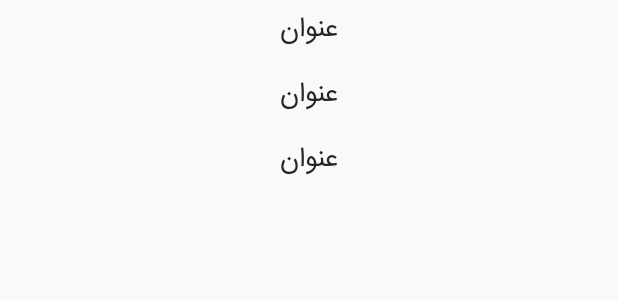
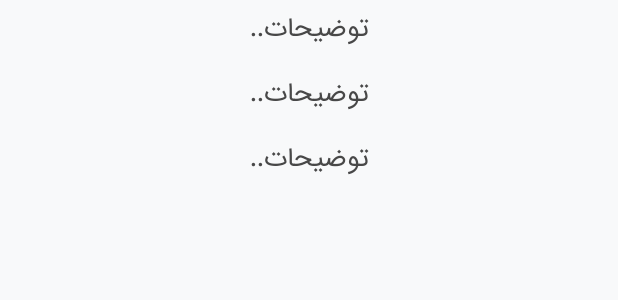
Before and after one commit to fhkhd/HazratKhadijeJAVA, an Android app: the layout fragment_search.xml on its own in the app's theme, with its tools: preview values and no code run, on a phone screen of 412 x 824 dp. Shown: the top 300 px of the screen. Run offline under Robolectric (Android 15) with nearby library versions, the phone set to English and light mode, and no system bars.

Commit message:
create adapter of search

```diff
--- a/app/src/main/res/layout/search_item.xml
+++ b/app/src/main/res/layout/search_item.xml
@@ -23,15 +23,28 @@
         android:layout_height="wrap_content"
         android:layout_alignParentStart="true"
         android:layout_alignParentEnd="true"
-        android:layout_alignParentBottom="true"
+        android:layout_above="@+id/description_tv"
         android:layout_toEndOf="@+id/image_list"
         android:fontFamily="@font/iran_sans"
         android:gravity="center"
         android:text="عنوان"
         android:textColor="@color/black"
         android:textFontWeight="3"
+        android:textSize="24dp" />
+
+    <TextView
+        android:id="@+id/description_tv"
+        android:layout_width="wrap_content"
+        android:layout_height="wrap_content"
+        android:layout_alignParentStart="true"
+        android:layout_alignParentEnd="true"
+        android:layout_alignParentBottom="true"
+        android:layout_toEndOf="@+id/title_tv"
+        android:fontFamily="@font/iran_sans"
+        android:gravity="center"
+        android:text="توضیحات.."
+        android:textColor="@color/mygray"
         android:textSize="16dp" />
 
 
-
 </RelativeLayout>
```
Also changed, not shown: app/src/main/java/com/example/khadijejava/SearchAdapter.java (added, +31 -0 lines).
